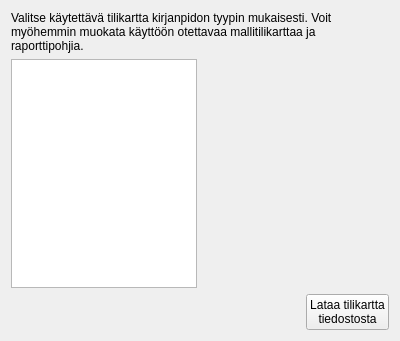
Before: the Qt Designer form kitupiikki/uusikp/tilikartta.ui in artoh/kitupiikki, drawn with Qt 5.
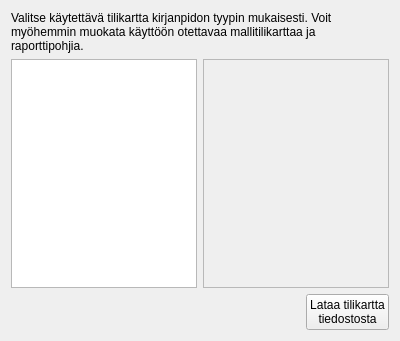
After: the same form once the commit is applied.

```diff
--- a/kitupiikki/uusikp/tilikartta.ui
+++ b/kitupiikki/uusikp/tilikartta.ui
@@ -13,7 +13,7 @@
   <property name="windowTitle">
    <string>Form</string>
   </property>
-  <layout class="QVBoxLayout" name="verticalLayout">
+  <layout class="QVBoxLayout" name="verticalLayout_2">
    <item>
     <widget class="QLabel" name="label">
      <property name="text">
@@ -30,12 +30,28 @@
       <widget class="QListWidget" name="tilikarttaList"/>
      </item>
      <item>
+      <widget class="QFrame" name="frame">
+       <property name="frameShape">
+        <enum>QFrame::StyledPanel</enum>
+       </property>
+       <property name="frameShadow">
+        <enum>QFrame::Raised</enum>
+       </property>
+       <layout class="QVBoxLayout" name="verticalLayout">
+        <item>
+         <widget class="QLabel" name="tiedotLabel">
+          <property name="text">
+           <string/>
+          </property>
+         </widget>
+        </item>
+        <item>
       <widget class="QLabel" name="kuvausLabel">
        <property name="text">
         <string/>
        </property>
        <property name="textFormat">
-        <enum>Qt::RichText</enum>
+           <enum>Qt::PlainText</enum>
        </property>
        <property name="alignment">
         <set>Qt::AlignLeading|Qt::AlignLeft|Qt::AlignTop</set>
@@ -43,6 +59,9 @@
        <property name="wordWrap">
         <bool>true</bool>
        </property>
+         </widget>
+        </item>
+       </layout>
       </widget>
      </item>
     </layout>
```
Lines whose indentation alone changed are shown as unchanged.
